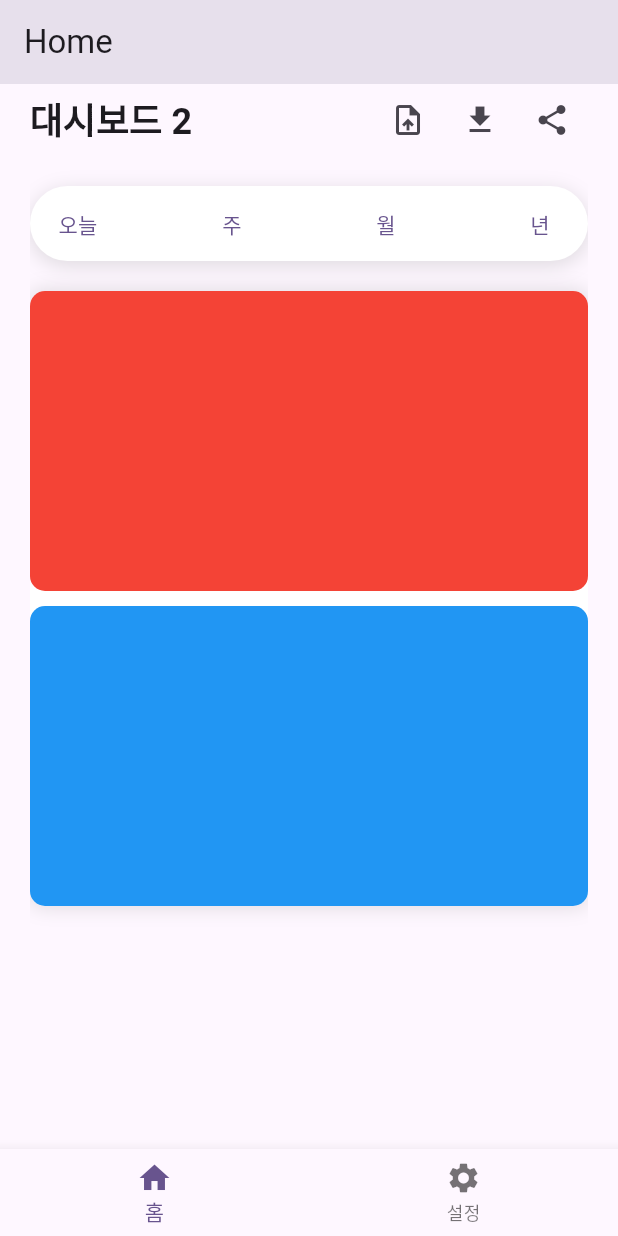
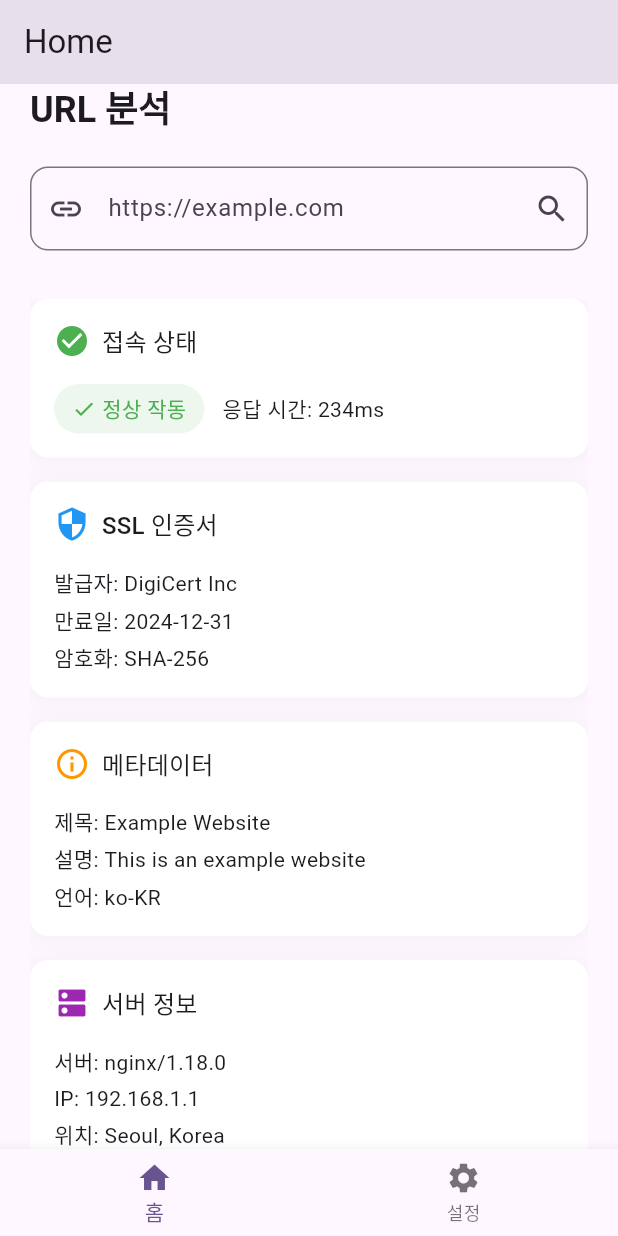
Before and after one commit to J1NWAN/url_check, a Flutter app: the screen it shows after launch, swiped to page 2, on a phone screen of 412 x 824 dp. Run offline on Flutter 3.47's test engine with Material 3 defaults, Android fonts, the phone set to English and light mode, and no system bars; our stand-ins replace flutter_riverpod, riverpod_annotation; generated files the repository leaves out were written again.

Commit message:
design: URL 분석 화면 추가(임시)
- SSL 인증서 확인, 서버정보 등 정보 제공 예정

```diff
--- a/lib/features/home/view/dashboard_screen.dart
+++ b/lib/features/home/view/dashboard_screen.dart
@@ -1,8 +1,7 @@
 import 'package:flutter/material.dart';
 
 class DashboardScreen extends StatelessWidget {
-  final int index;
-  const DashboardScreen({super.key, required this.index});
+  const DashboardScreen({super.key});
 
   @override
   Widget build(BuildContext context) {
@@ -11,7 +10,7 @@ class DashboardScreen extends StatelessWidget {
         Row(
           mainAxisAlignment: MainAxisAlignment.spaceBetween,
           children: [
-            Text('대시보드 ${index + 1}', style: Theme.of(context).textTheme.displaySmall),
+            Text('대시보드', style: Theme.of(context).textTheme.displaySmall),
             Row(
               children: [
                 IconButton(onPressed: () {}, icon: const Icon(Icons.upload_file_outlined)),
--- a/lib/features/home/view/home_screen.dart
+++ b/lib/features/home/view/home_screen.dart
@@ -1,6 +1,7 @@
 import 'package:flutter/material.dart';
 import 'package:flutter_riverpod/flutter_riverpod.dart';
 import 'package:url_check/features/home/view/dashboard_screen.dart';
+import 'package:url_check/features/home/view/url_analysis_screen.dart';
 import 'package:url_check/features/home/viewmodel/home_view_model.dart';
 
 class HomeScreen extends ConsumerWidget {
@@ -21,10 +22,9 @@ class HomeScreen extends ConsumerWidget {
             onPageChanged: (page) {
               ref.read(homeViewModelProvider.notifier).onPageChanged(page);
             },
-            children: [
-              DashboardScreen(index: viewModel.currentPage),
-              DashboardScreen(index: viewModel.currentPage),
-              DashboardScreen(index: viewModel.currentPage),
+            children: const [
+              DashboardScreen(),
+              UrlAnalysisScreen(),
             ],
           ),
         ),
--- /dev/null
+++ b/lib/features/home/view/url_analysis_screen.dart
@@ -0,0 +1,176 @@
+import 'package:flutter/material.dart';
+import 'package:flutter_riverpod/flutter_riverpod.dart';
+
+class UrlAnalysisScreen extends ConsumerWidget {
+  const UrlAnalysisScreen({super.key});
+
+  @override
+  Widget build(BuildContext context, WidgetRef ref) {
+    return Column(
+      crossAxisAlignment: CrossAxisAlignment.start,
+      children: [
+        // 제목
+        Text('URL 분석', style: Theme.of(context).textTheme.displaySmall),
+        const SizedBox(height: 24),
+
+        // URL 입력 필드
+        TextField(
+          decoration: InputDecoration(
+            hintText: 'https://example.com',
+            prefixIcon: const Icon(Icons.link),
+            suffixIcon: IconButton(
+              icon: const Icon(Icons.search),
+              onPressed: () {
+                // URL 분석 시작
+              },
+            ),
+            border: OutlineInputBorder(
+              borderRadius: BorderRadius.circular(12),
+            ),
+          ),
+        ),
+        const SizedBox(height: 32),
+
+        // 분석 결과 카드들
+        Expanded(
+          child: SingleChildScrollView(
+            child: Column(
+              children: [
+                // 상태 카드
+                _buildAnalysisCard(
+                  context,
+                  title: '접속 상태',
+                  icon: Icons.check_circle,
+                  iconColor: Colors.green,
+                  child: Row(
+                    children: [
+                      Container(
+                        padding: const EdgeInsets.symmetric(
+                          horizontal: 12,
+                          vertical: 6,
+                        ),
+                        decoration: BoxDecoration(
+                          color: Colors.green.withOpacity(0.1),
+                          borderRadius: BorderRadius.circular(20),
+                        ),
+                        child: const Row(
+                          children: [
+                            Icon(Icons.check, color: Colors.green, size: 16),
+                            SizedBox(width: 4),
+                            Text(
+                              '정상 작동',
+                              style: TextStyle(color: Colors.green),
+                            ),
+                          ],
+                        ),
+                      ),
+                      const SizedBox(width: 12),
+                      const Text('응답 시간: 234ms'),
+                    ],
+                  ),
+                ),
+
+                // SSL 인증서 정보 카드
+                _buildAnalysisCard(
+                  context,
+                  title: 'SSL 인증서',
+                  icon: Icons.security,
+                  iconColor: Colors.blue,
+                  child: const Column(
+                    crossAxisAlignment: CrossAxisAlignment.start,
+                    children: [
+                      Text('발급자: DigiCert Inc'),
+                      SizedBox(height: 4),
+                      Text('만료일: 2024-12-31'),
+                      SizedBox(height: 4),
+                      Text('암호화: SHA-256'),
+                    ],
+                  ),
+                ),
+
+                // 메타데이터 카드
+                _buildAnalysisCard(
+                  context,
+                  title: '메타데이터',
+                  icon: Icons.info_outline,
+                  iconColor: Colors.orange,
+                  child: const Column(
+                    crossAxisAlignment: CrossAxisAlignment.start,
+                    children: [
+                      Text('제목: Example Website'),
+                      SizedBox(height: 4),
+                      Text('설명: This is an example website'),
+                      SizedBox(height: 4),
+                      Text('언어: ko-KR'),
+                    ],
+                  ),
+                ),
+
+                // 서버 정보 카드
+                _buildAnalysisCard(
+                  context,
+                  title: '서버 정보',
+                  icon: Icons.dns,
+                  iconColor: Colors.purple,
+                  child: const Column(
+                    crossAxisAlignment: CrossAxisAlignment.start,
+                    children: [
+                      Text('서버: nginx/1.18.0'),
+                      SizedBox(height: 4),
+                      Text('IP: 192.168.1.1'),
+                      SizedBox(height: 4),
+                      Text('위치: Seoul, Korea'),
+                    ],
+                  ),
+                ),
+              ],
+            ),
+          ),
+        ),
+      ],
+    );
+  }
+
+  Widget _buildAnalysisCard(
+    BuildContext context, {
+    required String title,
+    required IconData icon,
+    required Color iconColor,
+    required Widget child,
+  }) {
+    return Container(
+      width: double.infinity,
+      margin: const EdgeInsets.only(bottom: 16),
+      padding: const EdgeInsets.all(16),
+      decoration: BoxDecoration(
+        color: Colors.white,
+        borderRadius: BorderRadius.circular(12),
+        boxShadow: [
+          BoxShadow(
+            color: Colors.grey.withOpacity(0.1),
+            spreadRadius: 1,
+            blurRadius: 10,
+            offset: const Offset(0, 1),
+          ),
+        ],
+      ),
+      child: Column(
+        crossAxisAlignment: CrossAxisAlignment.start,
+        children: [
+          Row(
+            children: [
+              Icon(icon, color: iconColor),
+              const SizedBox(width: 8),
+              Text(
+                title,
+                style: Theme.of(context).textTheme.titleMedium,
+              ),
+            ],
+          ),
+          const SizedBox(height: 16),
+          child,
+        ],
+      ),
+    );
+  }
+}
```
